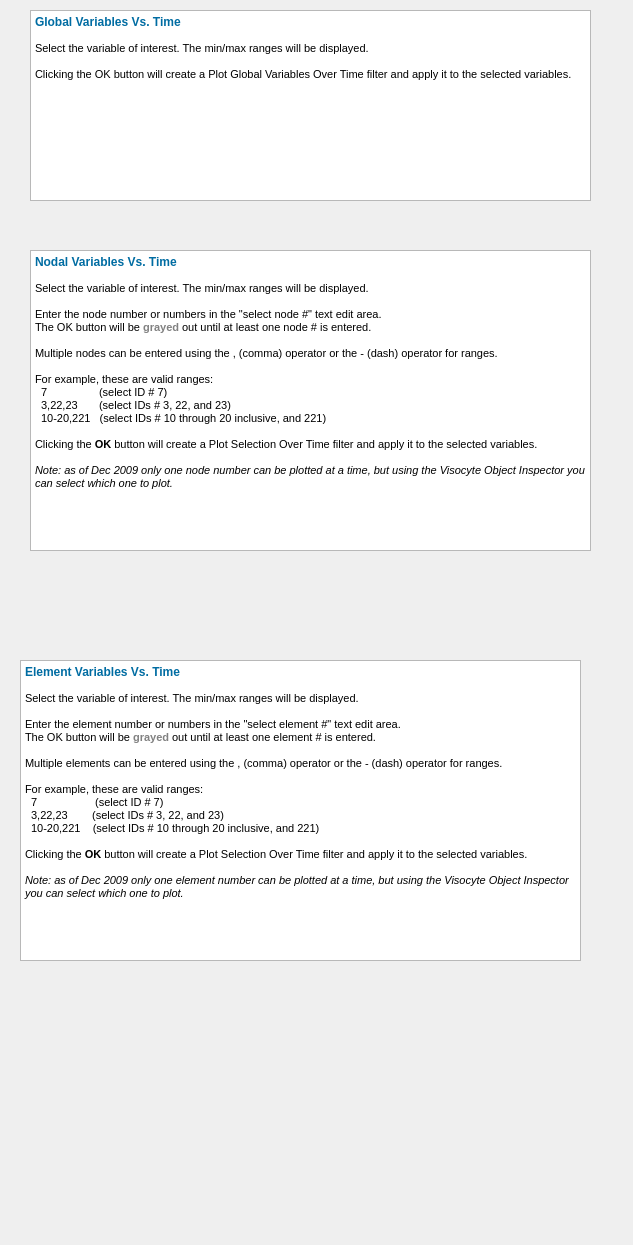
Qt form Plugins/SierraPlotTools/pqSierraToolsRichTextDocs.ui (satya-arjunan/visocyteold) before a commit.
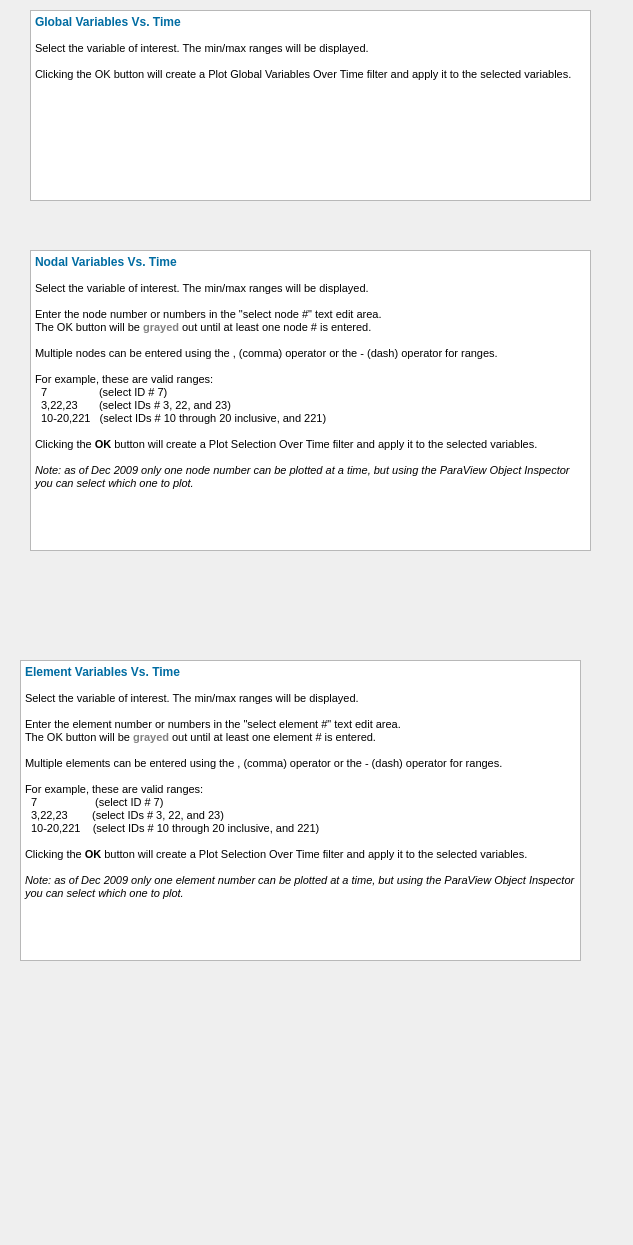
The same form after that commit.

What changed in the file:
```diff
--- a/Plugins/SierraPlotTools/pqSierraToolsRichTextDocs.ui
+++ b/Plugins/SierraPlotTools/pqSierraToolsRichTextDocs.ui
@@ -64,7 +64,7 @@
 &lt;p style=&quot;-qt-paragraph-type:empty; margin-top:0px; margin-bottom:0px; margin-left:0px; margin-right:0px; -qt-block-indent:0; text-indent:0px; font-size:8pt;&quot;&gt;&lt;/p&gt;
 &lt;p style=&quot; margin-top:0px; margin-bottom:0px; margin-left:0px; margin-right:0px; -qt-block-indent:0; text-indent:0px;&quot;&gt;&lt;span style=&quot; font-size:8pt;&quot;&gt;Clicking the &lt;/span&gt;&lt;span style=&quot; font-size:8pt; font-weight:600;&quot;&gt;OK&lt;/span&gt;&lt;span style=&quot; font-size:8pt;&quot;&gt; button will create a Plot Selection Over Time filter and apply it to the selected variables.&lt;/span&gt;&lt;/p&gt;
 &lt;p style=&quot;-qt-paragraph-type:empty; margin-top:0px; margin-bottom:0px; margin-left:0px; margin-right:0px; -qt-block-indent:0; text-indent:0px; font-size:8pt;&quot;&gt;&lt;/p&gt;
-&lt;p style=&quot; margin-top:0px; margin-bottom:0px; margin-left:0px; margin-right:0px; -qt-block-indent:0; text-indent:0px;&quot;&gt;&lt;span style=&quot; font-size:8pt; font-style:italic;&quot;&gt;Note: as of Dec 2009 only one node number can be plotted at a time, but using the Visocyte Object Inspector you can select which one to plot.&lt;/span&gt;&lt;/p&gt;&lt;/body&gt;&lt;/html&gt;</string>
+&lt;p style=&quot; margin-top:0px; margin-bottom:0px; margin-left:0px; margin-right:0px; -qt-block-indent:0; text-indent:0px;&quot;&gt;&lt;span style=&quot; font-size:8pt; font-style:italic;&quot;&gt;Note: as of Dec 2009 only one node number can be plotted at a time, but using the ParaView Object Inspector you can select which one to plot.&lt;/span&gt;&lt;/p&gt;&lt;/body&gt;&lt;/html&gt;</string>
    </property>
   </widget>
   <widget class="QTextEdit" name="elementVarsVsTimeTextEdit">
@@ -97,7 +97,7 @@
 &lt;p style=&quot;-qt-paragraph-type:empty; margin-top:0px; margin-bottom:0px; margin-left:0px; margin-right:0px; -qt-block-indent:0; text-indent:0px; font-size:8pt;&quot;&gt;&lt;/p&gt;
 &lt;p style=&quot; margin-top:0px; margin-bottom:0px; margin-left:0px; margin-right:0px; -qt-block-indent:0; text-indent:0px;&quot;&gt;&lt;span style=&quot; font-size:8pt;&quot;&gt;Clicking the &lt;/span&gt;&lt;span style=&quot; font-size:8pt; font-weight:600;&quot;&gt;OK&lt;/span&gt;&lt;span style=&quot; font-size:8pt;&quot;&gt; button will create a Plot Selection Over Time filter and apply it to the selected variables.&lt;/span&gt;&lt;/p&gt;
 &lt;p style=&quot;-qt-paragraph-type:empty; margin-top:0px; margin-bottom:0px; margin-left:0px; margin-right:0px; -qt-block-indent:0; text-indent:0px; font-size:8pt;&quot;&gt;&lt;/p&gt;
-&lt;p style=&quot; margin-top:0px; margin-bottom:0px; margin-left:0px; margin-right:0px; -qt-block-indent:0; text-indent:0px;&quot;&gt;&lt;span style=&quot; font-size:8pt; font-style:italic;&quot;&gt;Note: as of Dec 2009 only one element number can be plotted at a time, but using the Visocyte Object Inspector you can select which one to plot.&lt;/span&gt;&lt;/p&gt;&lt;/body&gt;&lt;/html&gt;</string>
+&lt;p style=&quot; margin-top:0px; margin-bottom:0px; margin-left:0px; margin-right:0px; -qt-block-indent:0; text-indent:0px;&quot;&gt;&lt;span style=&quot; font-size:8pt; font-style:italic;&quot;&gt;Note: as of Dec 2009 only one element number can be plotted at a time, but using the ParaView Object Inspector you can select which one to plot.&lt;/span&gt;&lt;/p&gt;&lt;/body&gt;&lt;/html&gt;</string>
    </property>
   </widget>
  </widget>
```
